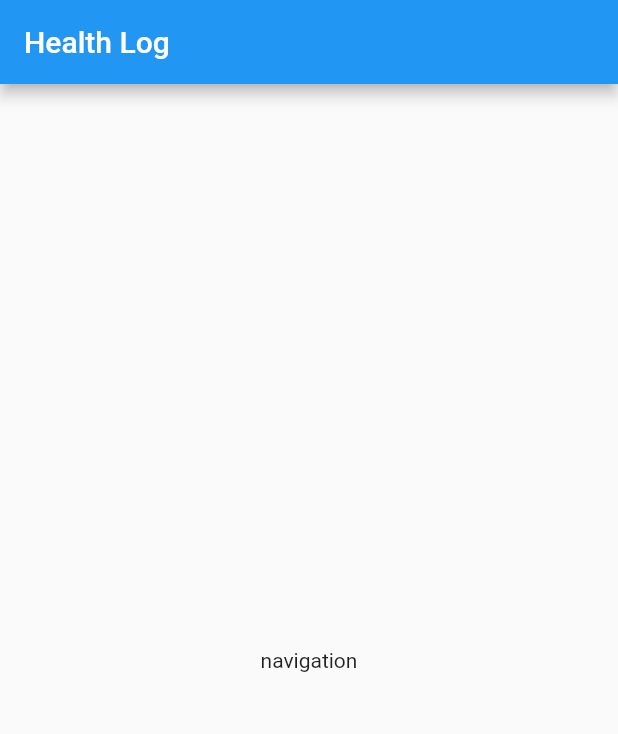
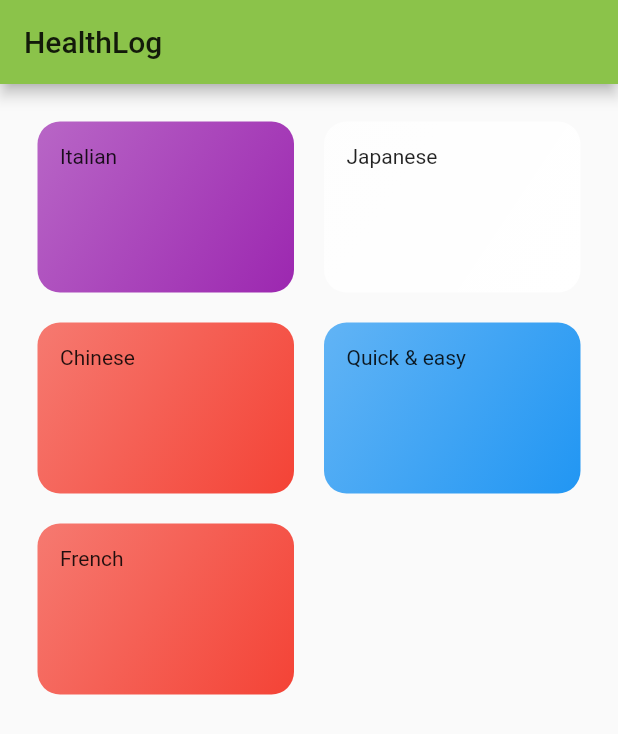
Before and after one commit to riy0/health_log, a Flutter app: the screen it shows after launch, on a phone screen of 412 x 824 dp. Shown: the top 734 px of the screen. Run offline on Flutter 3.47's test engine with Material 2 defaults, Android fonts, the phone set to English and light mode, and no system bars.

Commit message:
add: categories

```diff
--- /dev/null
+++ b/lib/categories_screen.dart
@@ -0,0 +1,30 @@
+import 'package:flutter/material.dart';
+
+import './dummy_data.dart';
+import './category_item.dart';
+
+class CategoriesScreen extends StatelessWidget {
+  @override
+  Widget build(BuildContext context) {
+    return Scaffold(
+      appBar: AppBar(
+        title: const Text('HealthLog'),
+      ),
+      body: GridView(
+        padding: EdgeInsets.all(25),
+        children: DUMMY_CATEGORIES
+            .map((catData) => CategoryItem(
+                  catData.title,
+                  catData.color,
+                ))
+            .toList(),
+        gridDelegate: SliverGridDelegateWithMaxCrossAxisExtent(
+          maxCrossAxisExtent: 200,
+          childAspectRatio: 3 / 2,
+          crossAxisSpacing: 20,
+          mainAxisSpacing: 20,
+        ),
+      ),
+    );
+  }
+}
--- /dev/null
+++ b/lib/category_item.dart
@@ -0,0 +1,27 @@
+import 'package:flutter/material.dart';
+
+class CategoryItem extends StatelessWidget {
+  final String title;
+  final Color color;
+
+  CategoryItem(this.title, this.color);
+
+  @override
+  Widget build(BuildContext context) {
+    return Container(
+      padding: const EdgeInsets.all(15),
+      child: Text(title),
+      decoration: BoxDecoration(
+        gradient: LinearGradient(
+          colors: [
+            color.withOpacity(0.7),
+            color,
+          ],
+          begin: Alignment.topLeft,
+          end: Alignment.bottomRight,
+        ),
+        borderRadius: BorderRadius.circular(15),
+      ),
+    );
+  }
+}
--- /dev/null
+++ b/lib/dummy_data.dart
@@ -0,0 +1,31 @@
+import 'package:flutter/material.dart';
+
+import './models/category.dart';
+
+const DUMMY_CATEGORIES = const [
+  Category(
+    id: 'c1',
+    title: 'Italian',
+    color: Colors.purple,
+  ),
+  Category(
+    id: 'c2',
+    title: 'Japanese',
+    color: Colors.white,
+  ),
+  Category(
+    id: 'c3',
+    title: 'Chinese',
+    color: Colors.red,
+  ),
+  Category(
+    id: 'c4',
+    title: 'Quick & easy',
+    color: Colors.blue,
+  ),
+  Category(
+    id: 'c5',
+    title: 'French',
+    color: Colors.red,
+  ),
+];
--- a/lib/main.dart
+++ b/lib/main.dart
@@ -1,4 +1,6 @@
 import 'package:flutter/material.dart';
+
+import './categories_screen.dart';
 
 void main() => runApp(MyApp());
 
@@ -8,32 +10,9 @@ class MyApp extends StatelessWidget {
     return MaterialApp(
       title: 'HealthLog',
       theme: ThemeData(
-        primarySwatch: Colors.blue,
+        primarySwatch: Colors.lightGreen,
       ),
-      home: MyHomePage(title: 'Flutter Demo Home Page'),
+      home: CategoriesScreen(),
     );
   }
 }
-
-class MyHomePage extends StatefulWidget {
-  MyHomePage({Key key, this.title}) : super(key: key);
-
-  final String title;
-
-  @override
-  _MyHomePageState createState() => _MyHomePageState();
-}
-
-class _MyHomePageState extends State<MyHomePage> {
-  @override
-  Widget build(BuildContext context) {
-    return Scaffold(
-      appBar: AppBar(
-        title: Text('Health Log'),
-      ),
-      body: Center(
-        child: Text('navigation'),
-      ),
-    );
-  }
-}
--- /dev/null
+++ b/lib/models/category.dart
@@ -0,0 +1,13 @@
+import 'package:flutter/material.dart';
+
+class Category {
+  final String id;
+  final String title;
+  final Color color;
+
+  const Category({
+    @required this.id,
+    @required this.title,
+    this.color = Colors.lightGreen,
+  });
+}
```
Also changed, not shown: pubspec.yaml (+11 -22 lines).
